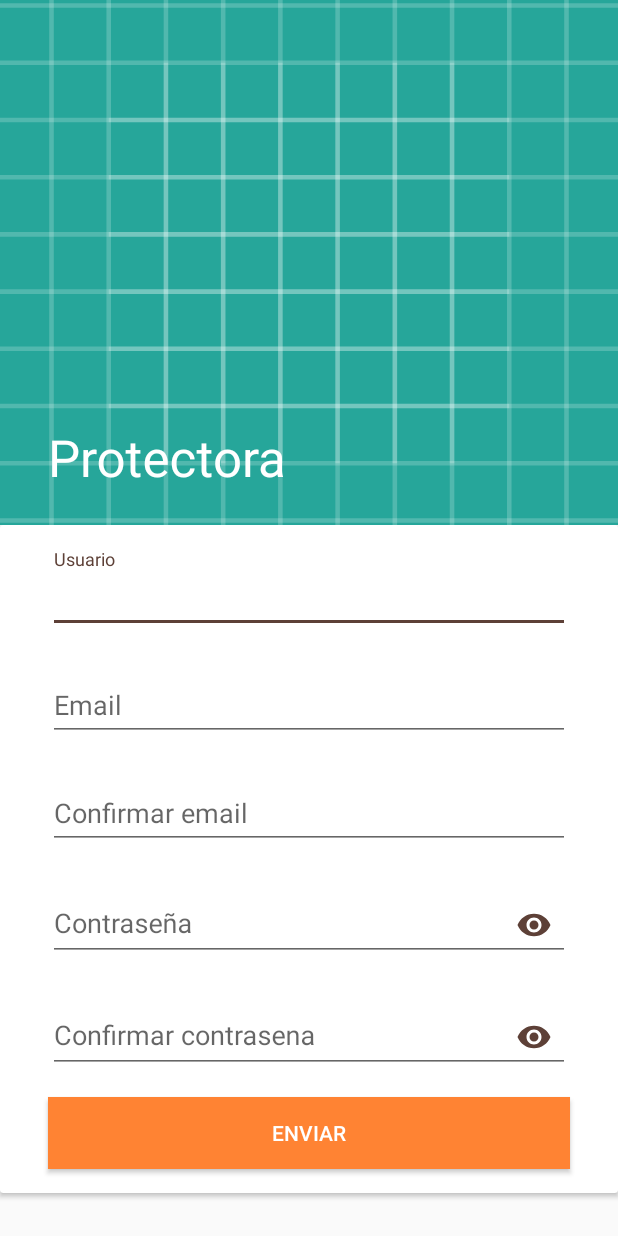
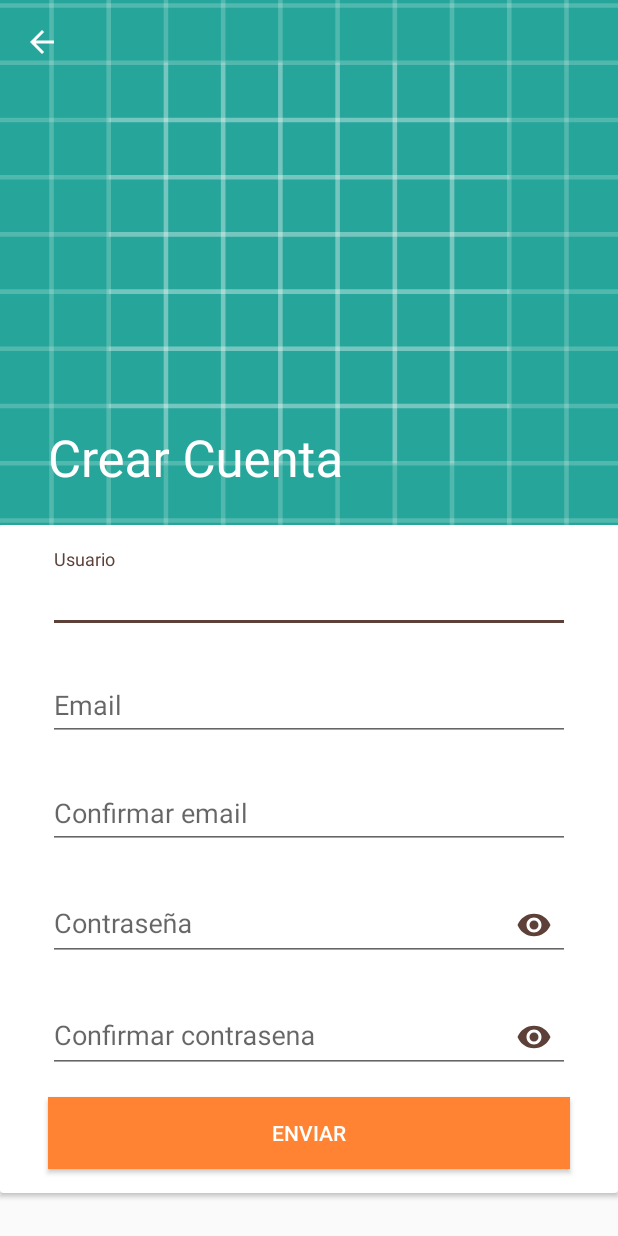
Before and after one commit to jblandii/Protectora, an Android app: the RegistrarActivity screen opened directly, with no data from a screen before it, on a phone screen of 412 x 824 dp. Run offline under Robolectric (Android 15) with nearby library versions, the phone set to English and light mode, and no system bars.

```diff
--- a/app/src/main/AndroidManifest.xml
+++ b/app/src/main/AndroidManifest.xml
@@ -33,6 +33,8 @@
             android:theme="@style/AppTheme.NoActionBar" />
         <activity
             android:name=".RegistrarActivity"
+            android:label="@string/registrar"
+            android:parentActivityName=".LoginActivity"
             android:screenOrientation="portrait"
             android:theme="@style/AppTheme.NoActionBar" />
     </application>
--- a/app/src/main/java/com/example/jblandii/protectora/RegistrarActivity.java
+++ b/app/src/main/java/com/example/jblandii/protectora/RegistrarActivity.java
@@ -13,8 +13,8 @@ public class RegistrarActivity extends AppCompatActivity {
 
         Toolbar toolbar = findViewById(R.id.toolbar);
         setSupportActionBar(toolbar);
-//        if (getSupportActionBar() != null) {
-//            getSupportActionBar().setDisplayHomeAsUpEnabled(true);
-//        }
+        if (getSupportActionBar() != null) {
+            getSupportActionBar().setDisplayHomeAsUpEnabled(true);
+        }
     }
 }
--- a/app/src/main/res/layout/activity_recordar_contrasena.xml
+++ b/app/src/main/res/layout/activity_recordar_contrasena.xml
@@ -49,4 +49,5 @@
         app:layout_constraintEnd_toEndOf="parent"
         app:layout_constraintStart_toStartOf="parent"
         app:layout_constraintTop_toBottomOf="@+id/til_login" />
+
 </android.support.constraint.ConstraintLayout>
--- a/app/src/main/res/layout/activity_registrar.xml
+++ b/app/src/main/res/layout/activity_registrar.xml
@@ -24,7 +24,7 @@
             <ImageView
                 android:layout_width="match_parent"
                 android:layout_height="350dp"
-                android:contentDescription="@string/registrar"
+                android:contentDescription="@string/app_name"
                 android:scaleType="centerCrop"
                 android:src="@drawable/ic_launcher_background"
                 app:layout_collapseMode="parallax" />
@@ -35,8 +35,7 @@
                 android:layout_height="?attr/actionBarSize"
                 android:title="@string/registrar"
                 app:layout_collapseMode="pin"
-                app:popupTheme="@style/ThemeOverlay.AppCompat.Light"
-                app:titleTextColor="@color/secondaryTextColor" />
+                app:popupTheme="@style/ThemeOverlay.AppCompat.Light" />
 
 
         </android.support.design.widget.CollapsingToolbarLayout>
```
